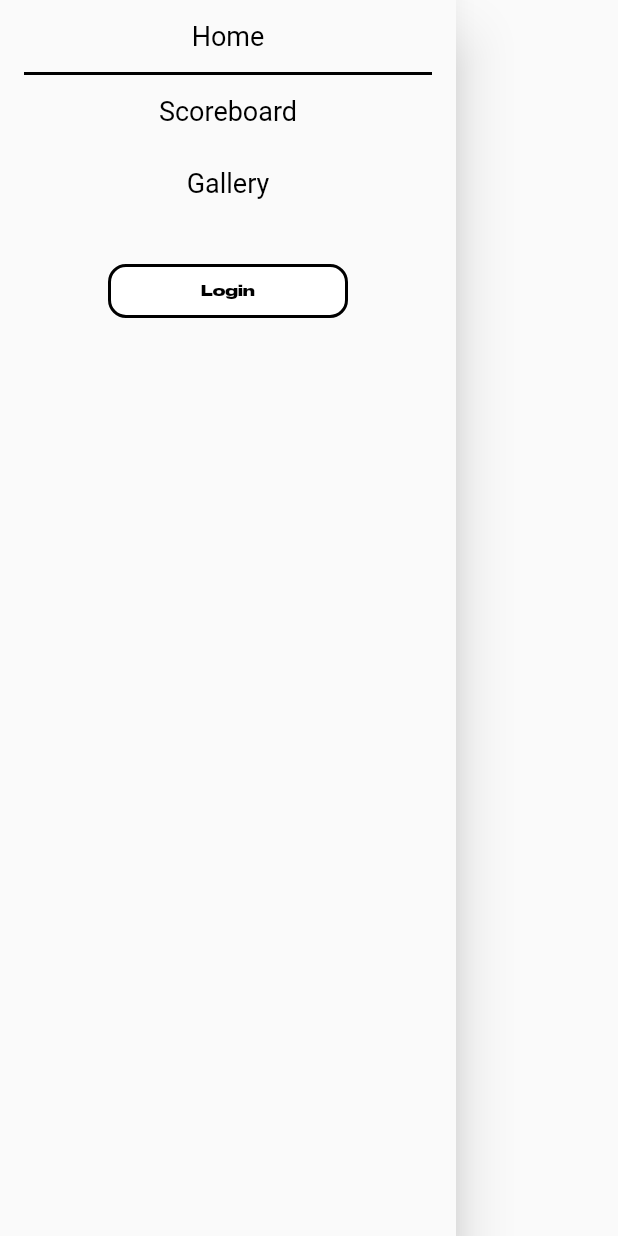
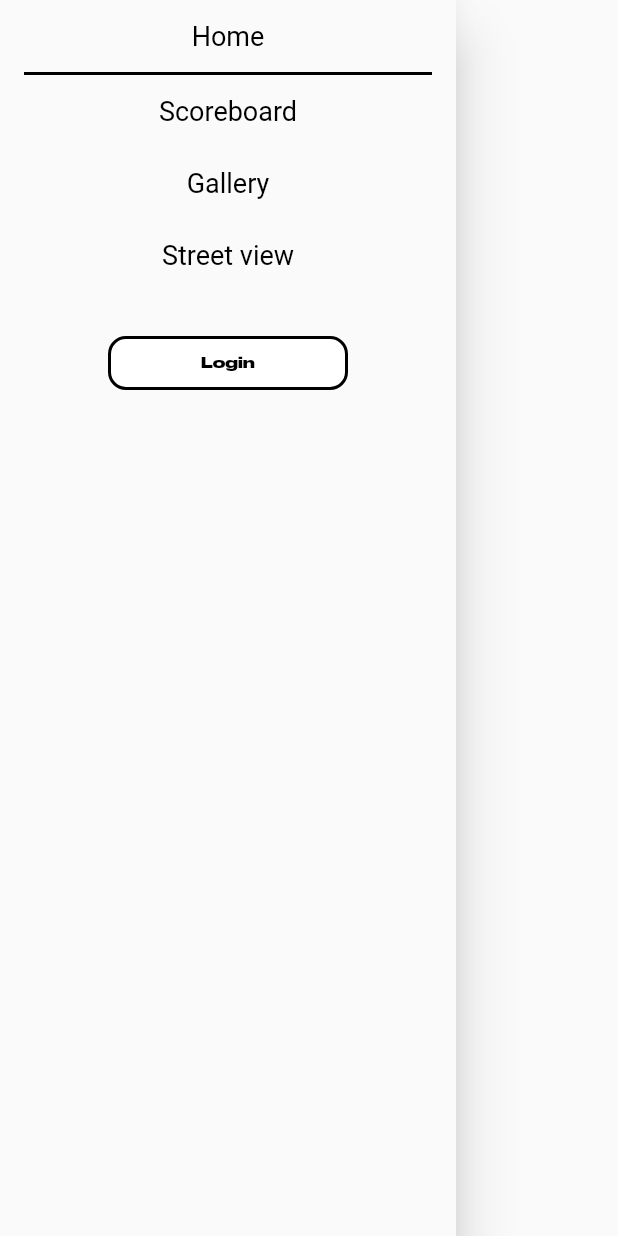
Before and after one commit to PLBU/SPARTA-Web-Dev-Frontend, a Flutter app: the MyDrawer widget shown alone on an empty page, opened directly, on a phone screen of 412 x 824 dp. Run offline on Flutter 3.47's test engine with Material 2 defaults, Android fonts, the phone set to English and light mode, and no system bars; our stand-ins replace dio, file_picker, flutter_riverpod, font_awesome_flutter, jwt_decoder, shared_preferences; missing offline and left inert: dart:html, mouse_parallax, universal_ui; accounts and stored records are empty.

Commit message:
add street view to mydrawer

```diff
--- a/lib/widgets/my_drawer.dart
+++ b/lib/widgets/my_drawer.dart
@@ -61,6 +61,10 @@ class MyDrawer extends StatelessWidget {
           MyDrawerItem(
             text: "Gallery",
             routeName: "/gallery",
+          ),
+          MyDrawerItem(
+            text: "Street view",
+            routeName: "/street-view",
           ),
           Container(
             margin: EdgeInsets.all(24),
```
